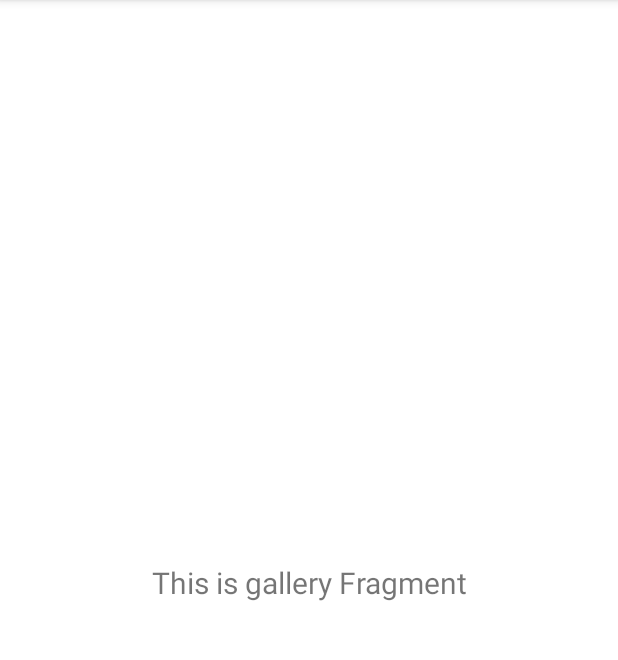
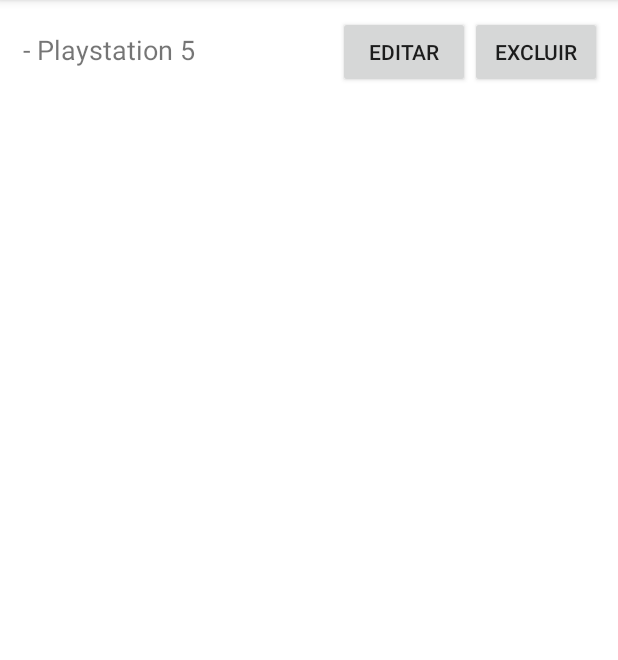
Before and after one commit to gustalmeidaa/listajogo, an Android app: the fragment GalleryFragment shown on its own in the app's theme, on a phone screen of 412 x 824 dp, the part 84-744 px from its top. Run offline under Robolectric (Android 15) with nearby library versions, the phone set to English and light mode, and no system bars.

Commit message:
Criando o banco de dados local, cadastrando e deletando jogos.

```diff
--- a/app/src/main/AndroidManifest.xml
+++ b/app/src/main/AndroidManifest.xml
@@ -1,6 +1,8 @@
 <?xml version="1.0" encoding="utf-8"?>
 <manifest xmlns:android="http://schemas.android.com/apk/res/android"
     xmlns:tools="http://schemas.android.com/tools">
+
+    <uses-permission android:name="android.permission.READ_EXTERNAL_STORAGE"></uses-permission>
 
     <application
         android:allowBackup="true"
--- a/app/src/main/java/com/example/listajogos/ui/gallery/GalleryFragment.kt
+++ b/app/src/main/java/com/example/listajogos/ui/gallery/GalleryFragment.kt
@@ -1,20 +1,18 @@
 package com.example.listajogos.ui.gallery
 
+import android.app.AlertDialog
 import android.os.Bundle
 import android.view.LayoutInflater
 import android.view.View
 import android.view.ViewGroup
-import android.widget.TextView
+import android.widget.*
 import androidx.fragment.app.Fragment
-import androidx.lifecycle.ViewModelProvider
+import com.example.listajogos.DBHelper
 import com.example.listajogos.databinding.FragmentGalleryBinding
 
 class GalleryFragment : Fragment() {
 
     private var _binding: FragmentGalleryBinding? = null
-
-    // This property is only valid between onCreateView and
-    // onDestroyView.
     private val binding get() = _binding!!
 
     override fun onCreateView(
@@ -22,17 +20,118 @@ class GalleryFragment : Fragment() {
         container: ViewGroup?,
         savedInstanceState: Bundle?
     ): View {
-        val galleryViewModel =
-            ViewModelProvider(this).get(GalleryViewModel::class.java)
 
         _binding = FragmentGalleryBinding.inflate(inflater, container, false)
         val root: View = binding.root
 
-        val textView: TextView = binding.textGallery
-        galleryViewModel.text.observe(viewLifecycleOwner) {
-            textView.text = it
+        listarJogos()
+
+        return root
+    }
+
+    private fun listarJogos() {
+        binding.listaJogos.removeAllViews()  // Limpa a lista antes de carregar
+
+        val db = DBHelper(requireContext(), null)
+        val cursor = db.getName()
+
+        if (cursor != null && cursor.moveToFirst()) {
+            do {
+                val nome = cursor.getString(cursor.getColumnIndexOrThrow("nome"))
+                val plataforma = cursor.getString(cursor.getColumnIndexOrThrow("plataforma"))
+
+                // Cria um layout horizontal para cada item
+                val itemLayout = LinearLayout(requireContext()).apply {
+                    orientation = LinearLayout.HORIZONTAL
+                    setPadding(16, 16, 16, 16)
+                }
+
+                // Texto do jogo
+                val texto = TextView(requireContext()).apply {
+                    text = "$nome - $plataforma"
+                    textSize = 18f
+                    setPadding(0, 0, 20, 0)
+                    layoutParams = LinearLayout.LayoutParams(0, LinearLayout.LayoutParams.WRAP_CONTENT, 1f)
+                }
+
+                // Botão editar
+                val btnEditar = Button(requireContext()).apply {
+                    text = "Editar"
+                    setOnClickListener {
+                        editarJogo(nome, plataforma)
+                    }
+                }
+
+                // Botão deletar
+                val btnDeletar = Button(requireContext()).apply {
+                    text = "Excluir"
+                    setOnClickListener {
+                        deletarJogo(nome)
+                    }
+                }
+
+                // Adiciona os elementos no layout horizontal
+                itemLayout.addView(texto)
+                itemLayout.addView(btnEditar)
+                itemLayout.addView(btnDeletar)
+
+                // Adiciona o layout na lista principal
+                binding.listaJogos.addView(itemLayout)
+
+            } while (cursor.moveToNext())
+        } else {
+            Toast.makeText(requireContext(), "Nenhum jogo cadastrado", Toast.LENGTH_SHORT).show()
         }
-        return root
+
+        cursor?.close()
+    }
+
+    private fun editarJogo(nomeAntigo: String, plataformaAntiga: String) {
+        val db = DBHelper(requireContext(), null)
+
+        // Cria um AlertDialog para editar
+        val dialogView = LayoutInflater.from(requireContext()).inflate(
+            android.R.layout.simple_list_item_2, null
+        )
+        val inputNome = EditText(requireContext()).apply {
+            hint = "Novo nome"
+            setText(nomeAntigo)
+        }
+        val inputPlataforma = EditText(requireContext()).apply {
+            hint = "Nova plataforma"
+            setText(plataformaAntiga)
+        }
+
+        val layout = LinearLayout(requireContext()).apply {
+            orientation = LinearLayout.VERTICAL
+            setPadding(50, 40, 50, 10)
+            addView(inputNome)
+            addView(inputPlataforma)
+        }
+
+        AlertDialog.Builder(requireContext())
+            .setTitle("Editar Jogo")
+            .setView(layout)
+            .setPositiveButton("Salvar") { _, _ ->
+                db.updateName(nomeAntigo, inputNome.text.toString(), inputPlataforma.text.toString())
+                listarJogos()
+            }
+            .setNegativeButton("Cancelar", null)
+            .show()
+    }
+
+    private fun deletarJogo(nome: String) {
+        val db = DBHelper(requireContext(), null)
+
+        AlertDialog.Builder(requireContext())
+            .setTitle("Excluir Jogo")
+            .setMessage("Tem certeza que deseja excluir \"$nome\"?")
+            .setPositiveButton("Sim") { _, _ ->
+                db.deleteName(nome)
+                listarJogos()
+            }
+            .setNegativeButton("Cancelar", null)
+            .show()
     }
 
     override fun onDestroyView() {
--- a/app/src/main/res/layout/fragment_gallery.xml
+++ b/app/src/main/res/layout/fragment_gallery.xml
@@ -1,22 +1,12 @@
-<?xml version="1.0" encoding="utf-8"?>
-<androidx.constraintlayout.widget.ConstraintLayout xmlns:android="http://schemas.android.com/apk/res/android"
-    xmlns:app="http://schemas.android.com/apk/res-auto"
-    xmlns:tools="http://schemas.android.com/tools"
+<ScrollView xmlns:android="http://schemas.android.com/apk/res/android"
     android:layout_width="match_parent"
-    android:layout_height="match_parent"
-    tools:context=".ui.gallery.GalleryFragment">
+    android:layout_height="match_parent">
 
-    <TextView
-        android:id="@+id/text_gallery"
+    <LinearLayout
+        android:id="@+id/listaJogos"
+        android:orientation="vertical"
         android:layout_width="match_parent"
-        android:layout_height="wrap_content"
-        android:layout_marginStart="8dp"
-        android:layout_marginTop="8dp"
-        android:layout_marginEnd="8dp"
-        android:textAlignment="center"
-        android:textSize="20sp"
-        app:layout_constraintBottom_toBottomOf="parent"
-        app:layout_constraintEnd_toEndOf="parent"
-        app:layout_constraintStart_toStartOf="parent"
-        app:layout_constraintTop_toTopOf="parent" />
-</androidx.constraintlayout.widget.ConstraintLayout>
+        android:layout_height="80dp"
+    />
+
+</ScrollView>
--- a/app/src/main/res/menu/activity_main_drawer.xml
+++ b/app/src/main/res/menu/activity_main_drawer.xml
@@ -11,7 +11,7 @@
         <item
             android:id="@+id/nav_gallery"
             android:icon="@drawable/ic_menu_gallery"
-            android:title="@string/menu_gallery" />
+            android:title="Jogos" />
         <item
             android:id="@+id/nav_slideshow"
             android:icon="@drawable/ic_menu_slideshow"
--- a/app/src/main/res/values/strings.xml
+++ b/app/src/main/res/values/strings.xml
@@ -2,8 +2,8 @@
     <string name="app_name">ListaJogos</string>
     <string name="navigation_drawer_open">Open navigation drawer</string>
     <string name="navigation_drawer_close">Close navigation drawer</string>
-    <string name="nav_header_title">GameReview</string>
-    <string name="nav_header_subtitle">Review your favorite games</string>
+    <string name="nav_header_title">Lista de Jogos</string>
+    <string name="nav_header_subtitle">Visualize uma incrível lista</string>
     <string name="nav_header_desc">Navigation header</string>
     <string name="action_settings">Settings</string>
 
```
Also changed, not shown: app/src/main/java/com/example/listajogos/DBHelper.kt (added, +64 -0 lines), app/src/main/java/com/example/listajogos/ui/home/HomeFragment.kt (+15 -0 lines), app/src/main/res/layout/fragment_home.xml (+10 -3 lines).
